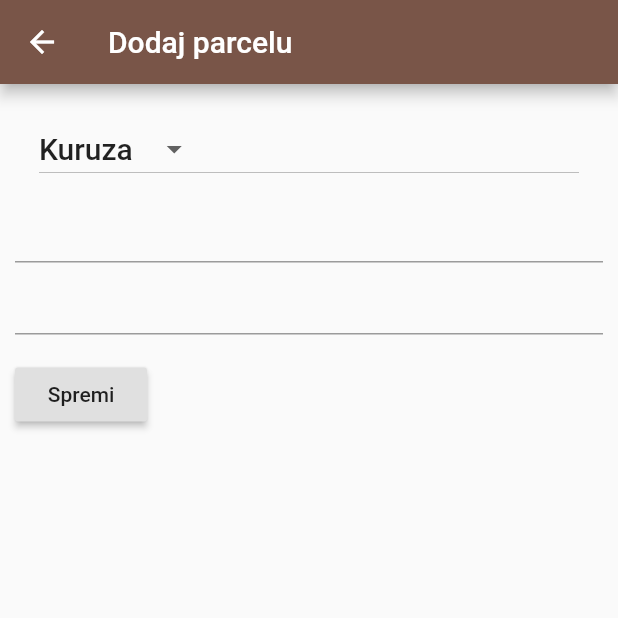
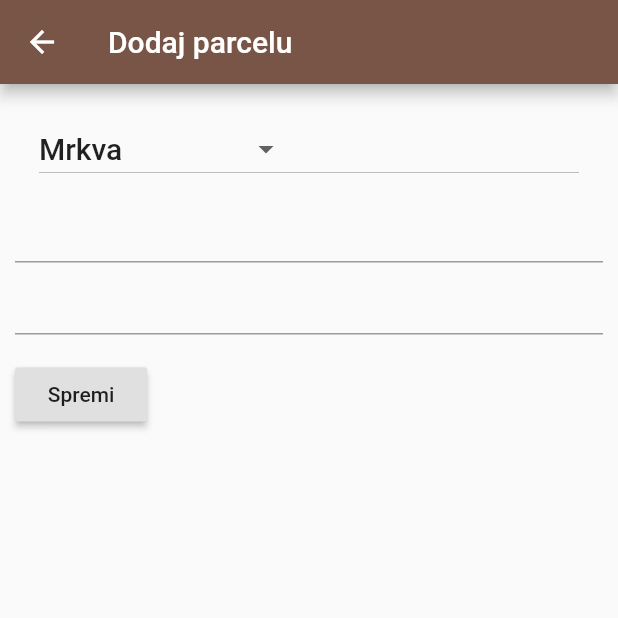
Before and after one commit to svigmeister/zavrsni, a Flutter app: the screen it shows after launch, after a tap on the "add" icon, on a phone screen of 412 x 824 dp, the top half of it. Run offline on Flutter 3.47's test engine with Material 2 defaults, Android fonts, the phone set to English and light mode, and no system bars; our stand-ins replace sqflite; accounts and stored records are empty.

Commit message:
working dropdown button in parcel form, form itself works like it should, still not connected with database

```diff
--- a/lib/forms/parcel_form.dart
+++ b/lib/forms/parcel_form.dart
@@ -23,7 +23,7 @@ class ParcelFormState extends State<ParcelForm> {
   // Note: This is a GlobalKey<FormState>, not a GlobalKey<ParcelFormState>!
   final _parcelFormKey = GlobalKey<FormState>();
 
-  static var _crops = ['Kuruza', 'Paradajz'];
+  static var _crops = ['Kuruza', 'Paradajz', 'Mrkva', 'Pšenica', 'Tikvice'];
   Parcel parcel;
   String appBarTitle;
   TextEditingController parcelNameController = TextEditingController();
@@ -45,6 +45,7 @@ class ParcelFormState extends State<ParcelForm> {
               leading: IconButton(
                   icon: Icon(Icons.arrow_back),
                   onPressed: () {
+                    debugPrint('User clicked back in parcel form');
                     moveToLastScreen();
                   }),
             ),
@@ -61,10 +62,12 @@ class ParcelFormState extends State<ParcelForm> {
                           );
                         }).toList(),
                         style: textStyle,
-                        value: 'Kuruza',
+                        value: parcel.crop,
+                        hint: Text('Odaberite usjev'),
                         onChanged: (valueSelectedByUser) {
                           setState(() {
                             debugPrint('User selected $valueSelectedByUser');
+                            parcel.crop = valueSelectedByUser;
                           });
                         }),
                   ),
@@ -105,6 +108,7 @@ class ParcelFormState extends State<ParcelForm> {
             padding: const EdgeInsets.symmetric(vertical: 16.0),
             child: RaisedButton(
               onPressed: () {
+                debugPrint('User clicked button save in parcel form');
                 // Validate will return true if the form is valid, or false if
                 // the form is invalid.
                 if (_parcelFormKey.currentState.validate()) {
--- a/lib/lists/parcel_list.dart
+++ b/lib/lists/parcel_list.dart
@@ -25,13 +25,13 @@ class ParcelListState extends State<ParcelList> {
       floatingActionButton: FloatingActionButton(
           child: Icon(Icons.add),
           onPressed: () {
-            navigateToDetail(Parcel('', 0, ''), 'Dodaj parcelu');
+            navigateToParcelForm(Parcel('Tikvice', 0, 'Mrkva'), 'Dodaj parcelu');
           }
           ),
     );
   }
 
-  void navigateToDetail(Parcel parcel, String title) async {
+  void navigateToParcelForm(Parcel parcel, String title) async {
     bool result = await Navigator.push(context, MaterialPageRoute(builder: (context) {
       return ParcelForm(title, parcel);
     }));
--- a/lib/models/parcel.dart
+++ b/lib/models/parcel.dart
@@ -14,4 +14,8 @@ class Parcel {
   String get crop => _crop;
   double get income => _income;
   double get quantity => _quantity;
+
+  set crop(nCrop) {
+    this._crop = nCrop;
+  }
 }
```
